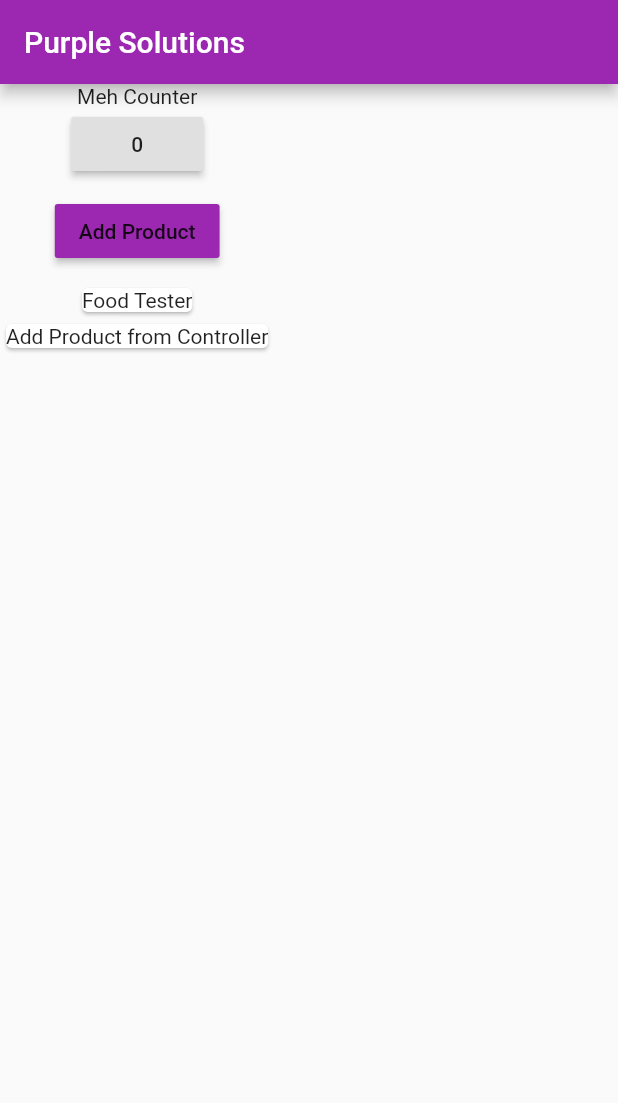
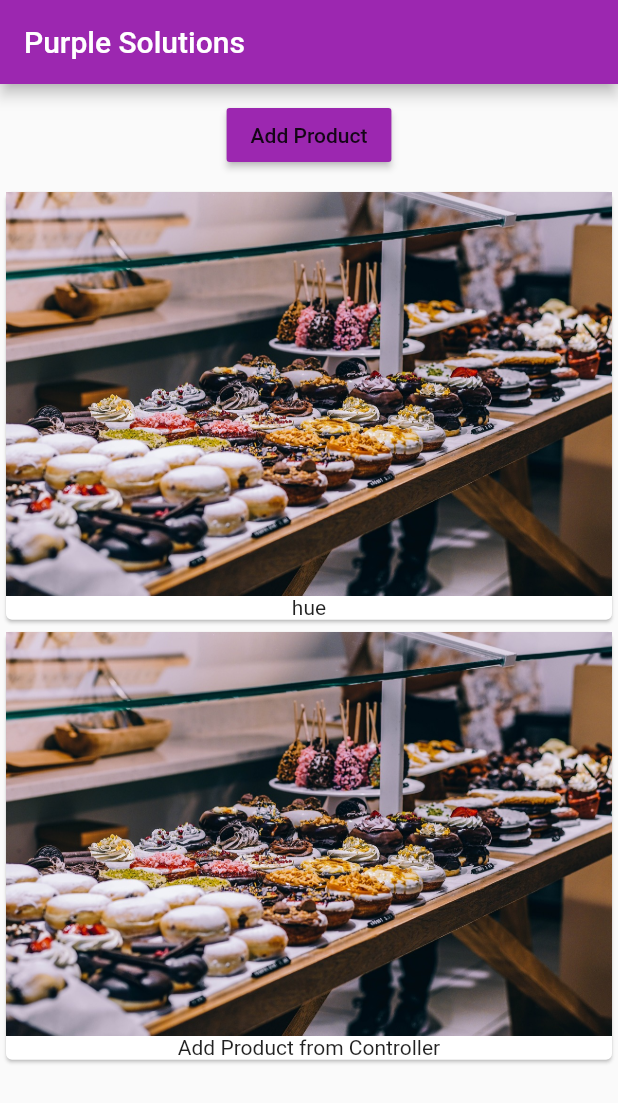
Before and after one commit to autibequi/flutterMess, a Flutter app: the screen it shows after launch, after a tap on "Add Product", on a phone screen of 412 x 824 dp. Shown: the top 1103 px of the screen. Run offline on Flutter 3.47's test engine with Material 2 defaults, Android fonts, the phone set to English and light mode, and no system bars.

Commit message:
Add listview

```diff
--- a/lib/pages/home.dart
+++ b/lib/pages/home.dart
@@ -10,10 +10,7 @@ class HomePage extends StatelessWidget {
           appBar: AppBar(
             title: Text('Purple Solutions'),
           ),
-          body: Column(children: [
-            CounterManager(),
-            ProductManager('Food Tester'),
-          ]),
+          body: ProductManager(),
         );
   }
 }
--- a/lib/product_manager.dart
+++ b/lib/product_manager.dart
@@ -6,7 +6,7 @@ import './product_control.dart';
 class ProductManager extends StatefulWidget {
   final String startingProduct;
 
-  ProductManager(this.startingProduct) {
+  ProductManager({String this.startingProduct = "hue"}) {
     print('[ProductManager Widget] Constructor');
   }
 
@@ -23,7 +23,9 @@ class _ProductManagerState extends State<ProductManager> {
   @override
   void initState() {
     print('[ProductManager State] initState()');
-    _products.add(widget.startingProduct);
+    if (widget.startingProduct != null) {
+      _products.add(widget.startingProduct);
+    }
     super.initState();
   }
 
@@ -48,7 +50,7 @@ class _ProductManagerState extends State<ProductManager> {
           margin: EdgeInsets.all(10.0),
           child: ProductControl(_addProduct),
         ),
-        Products(_products)
+        Expanded(child: Products(_products))
       ],
     );
   }
--- a/lib/products.dart
+++ b/lib/products.dart
@@ -3,26 +3,37 @@ import 'package:flutter/material.dart';
 class Products extends StatelessWidget {
   final List<String> products;
 
-  Products(this.products) {
+  Products([this.products = const []]) {
     print('[Products Widget] Constructor');
+  }
+
+  Widget _buildProductItem(BuildContext context, int index) {
+    return Card(
+      child: Column(
+        children: <Widget>[
+          Image.asset('assets/food.jpg'),
+          Text(products[index])
+        ],
+      ),
+    );
+  }
+
+  Widget _buildProductList() {
+    Widget productCards;
+    if (products.length > 0) {
+      productCards = ListView.builder(
+        itemBuilder: _buildProductItem,
+        itemCount: products.length,
+      );
+    } else {
+      productCards = Container();
+    }
+    return productCards;
   }
 
   @override
   Widget build(BuildContext context) {
     print('[Products Widget] build()');
-    return Column(
-      children: products
-          .map(
-            (element) => Card(
-                  child: Column(
-                    children: <Widget>[
-                      // Image.asset('assets/food.jpg'),
-                      Text(element)
-                    ],
-                  ),
-                ),
-          )
-          .toList(),
-    );
+    return _buildProductList();
   }
 }
```
